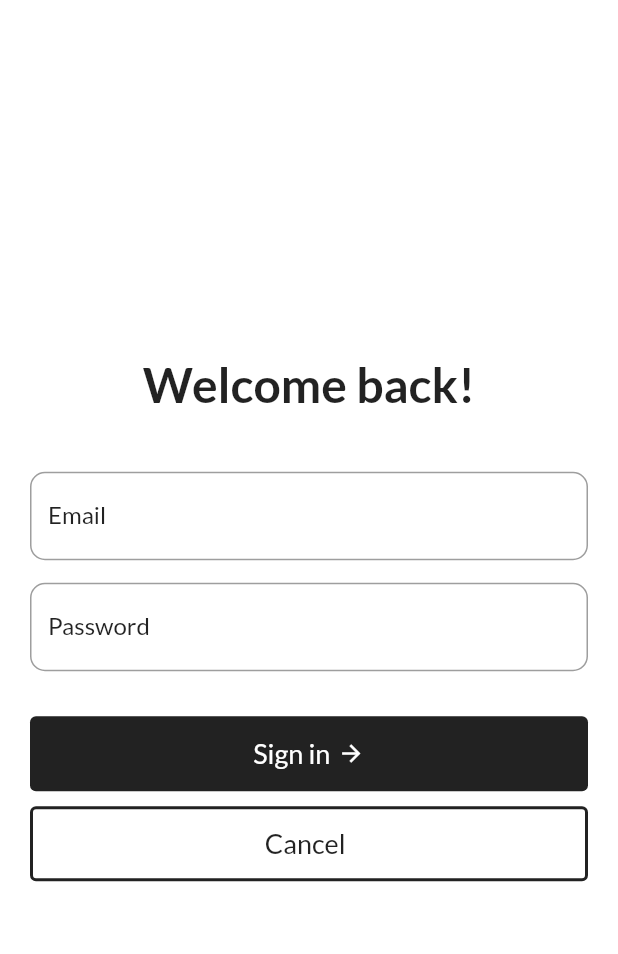
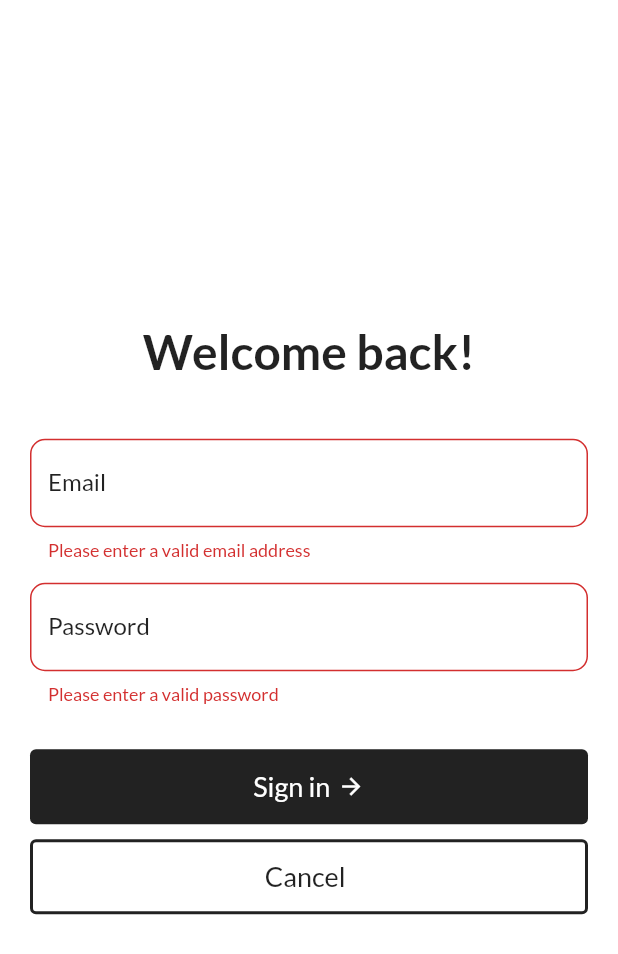
Before and after one commit to paritosh-jha/ssm-hex-view-app, a Flutter app: the LoginScreen screen opened directly, after a tap on "Sign in", on a phone screen of 412 x 824 dp. Shown: the top 954 px of the screen. Run offline on Flutter 3.47's test engine with Material 2 defaults, Android fonts, the phone set to English and light mode, and no system bars; our stand-ins replace cloud_firestore, firebase_auth, firebase_core, google_fonts, transparent_image; accounts and stored records are empty.

Commit message:
Added Accout Screen and Login/Sign Out

```diff
--- a/lib/screens/auth/login_screen.dart
+++ b/lib/screens/auth/login_screen.dart
@@ -1,4 +1,5 @@
 import 'package:flutter/material.dart';
+import 'package:hex_view/firebase/auth_methods.dart';
 
 import 'package:hex_view/screens/auth/widgets/login_form.dart';
 
@@ -10,14 +11,37 @@ class LoginScreen extends StatefulWidget {
 }
 
 class _LoginScreenState extends State<LoginScreen> {
+  bool _loading = false;
+
+  void _signInHandler(
+    String email,
+    String password,
+  ) async {
+    setState(() {
+      _loading = true;
+    });
+
+    String res = await AuthMethods().signInUser(
+      email,
+      password,
+    );
+
+    setState(() {
+      _loading = false;
+    });
+    print(res);
+  }
+
   @override
   Widget build(BuildContext context) {
-    return const Scaffold(
+    return Scaffold(
       body: SafeArea(
         child: Center(
           child: SingleChildScrollView(
-            padding: EdgeInsets.symmetric(horizontal: 20),
-            child: LoginForm(),
+            padding: const EdgeInsets.symmetric(horizontal: 20),
+            child: LoginForm(
+              signInHandler: _signInHandler,
+            ),
           ),
         ),
       ),
--- a/lib/screens/auth/widgets/login_form.dart
+++ b/lib/screens/auth/widgets/login_form.dart
@@ -2,18 +2,39 @@ import 'package:flutter/material.dart';
 import 'package:hex_view/shared/widgets/custom_button.dart';
 
 class LoginForm extends StatefulWidget {
-  const LoginForm({super.key});
+  final Function(String, String) signInHandler;
+  const LoginForm({super.key, required this.signInHandler});
 
   @override
   State<LoginForm> createState() => _LoginState();
 }
 
 class _LoginState extends State<LoginForm> {
+  String enteredEmail = '';
+  String enteredPassword = '';
+
+  final _formKey = GlobalKey<FormState>();
+
+  _onSubmit() async {
+    final isValid = _formKey.currentState!.validate();
+
+    if (!isValid) {
+      return null;
+    }
+    _formKey.currentState!.save();
+
+    widget.signInHandler(
+      enteredEmail,
+      enteredPassword,
+    );
+  }
+
   @override
   Widget build(BuildContext context) {
     return Column(
       children: [
         Form(
+          key: _formKey,
           child: Column(
             children: [
               const Text(
@@ -26,16 +47,40 @@ class _LoginState extends State<LoginForm> {
               const SizedBox(
                 height: 40,
               ),
-              const TextField(
-                decoration: InputDecoration(
-                    label: Text('Email'), hintText: 'Enter your email'),
+              TextFormField(
+                decoration: const InputDecoration(
+                  label: Text('Email'),
+                  hintText: 'Enter your email',
+                ),
+                validator: (value) {
+                  if (value == null ||
+                      value.trim().isEmpty ||
+                      !value.contains('@')) {
+                    return 'Please enter a valid email address';
+                  }
+                  return null;
+                },
+                onSaved: (value) {
+                  enteredEmail = value!;
+                },
               ),
               const SizedBox(
                 height: 15,
               ),
-              const TextField(
-                decoration: InputDecoration(
-                    label: Text('Password'), hintText: 'Enter your password'),
+              TextFormField(
+                decoration: const InputDecoration(
+                  label: Text('Password'),
+                  hintText: 'Enter your password',
+                ),
+                validator: (value) {
+                  if (value == null || value.trim().isEmpty) {
+                    return 'Please enter a valid password';
+                  }
+                  return null;
+                },
+                onSaved: (value) {
+                  enteredPassword = value!;
+                },
               ),
               const SizedBox(
                 height: 30,
@@ -45,7 +90,7 @@ class _LoginState extends State<LoginForm> {
                 icon: const Icon(Icons.arrow_forward_rounded),
                 iconColor: Colors.white,
                 outlined: false,
-                onpressed: () {},
+                onpressed: _onSubmit,
               ),
               const SizedBox(
                 height: 10,
```
Also changed, not shown: lib/firebase/auth_methods.dart (+23 -0 lines), lib/main.dart (+8 -4 lines), lib/screens/account/account_screen.dart (added, +64 -0 lines), lib/screens/tabs/tabs.dart (+14 -4 lines).
